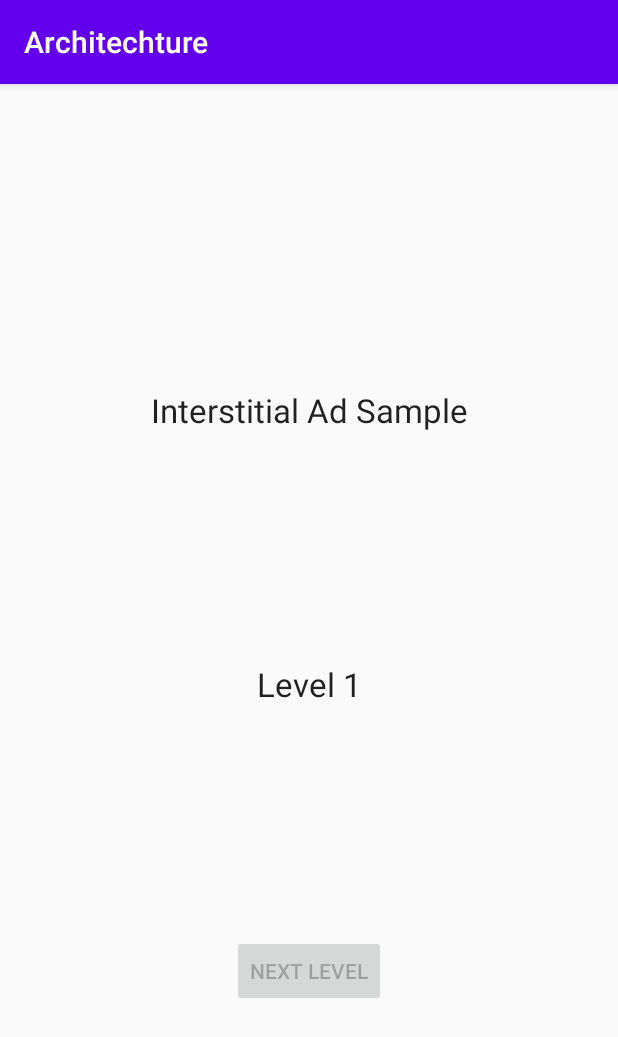
After one commit to imamonster1905/android-clean-architechture, an Android app: the fragment MainFragment shown on its own in the app's theme, on a phone screen of 412 x 824 dp. The commit adds this screen. Shown: the top 1037 px of the screen. Run offline under Robolectric (Android 15) with nearby library versions, the phone set to English and light mode, and no system bars; our stand-ins replace AdMob; 4 statements that could not run were skipped.

Commit message:
create child1 (in feature 1)

```diff
--- a/app/build.gradle
+++ b/app/build.gradle
@@ -38,6 +38,7 @@ dependencies {
     implementation 'androidx.constraintlayout:constraintlayout:1.1.3'
     implementation 'com.google.android.gms:play-services-maps:17.0.0'
     implementation 'androidx.legacy:legacy-support-v4:1.0.0'
+    implementation 'com.google.android.gms:play-services-ads:19.1.0'
     testImplementation 'junit:junit:4.12'
     androidTestImplementation 'androidx.test.ext:junit:1.1.1'
     androidTestImplementation 'androidx.test.espresso:espresso-core:3.2.0'
--- /dev/null
+++ b/app/src/main/java/com/android/architechture/feature1/child1/MainFragment.kt
@@ -0,0 +1,118 @@
+package com.android.architechture.feature1.child1
+
+import com.google.android.gms.ads.AdListener
+import com.google.android.gms.ads.AdRequest
+import com.google.android.gms.ads.InterstitialAd
+
+import androidx.fragment.app.Fragment
+
+import android.os.Bundle
+import android.view.LayoutInflater
+import android.view.ViewGroup
+import android.view.View
+import android.content.Context
+import android.widget.Button
+import android.widget.TextView
+import android.widget.Toast
+import com.android.architechture.R
+
+class MainFragment : Fragment() {
+
+    private var level: Int = 0
+    private var nextLevelButton: Button? = null
+    private var interstitialAd1: InterstitialAd? = null
+    private var levelTextView: TextView? = null
+
+    override fun onCreateView(
+        inflater: LayoutInflater,
+        container: ViewGroup?,
+        savedInstanceState: Bundle?
+    ): View? {
+        return inflater.inflate(R.layout.fragment_main, container, false)
+    }
+
+    override fun onViewCreated(view: View, savedInstanceState: Bundle?) {
+        super.onViewCreated(view, savedInstanceState)
+
+        // Create the next level button, which tries to show an interstitial when clicked.
+        nextLevelButton = view.findViewById(R.id.next_level_button)
+
+        // Create the text view to show the level number.
+        levelTextView = view.findViewById(R.id.level)
+        level = START_LEVEL
+    }
+
+    override fun onDestroy() {
+        super.onDestroy()
+        nextLevelButton = null
+        interstitialAd1 = null
+        levelTextView = null
+    }
+
+    override fun onActivityCreated(savedInstanceState: Bundle?) {
+        super.onActivityCreated(savedInstanceState)
+        val appContext = activity?.applicationContext ?: return
+
+        nextLevelButton?.let {
+            it.isEnabled = false
+            it.setOnClickListener { showInterstitial(appContext) }
+            // Create the InterstitialAd and set the adUnitId (defined in values/strings.xml).
+        }
+        interstitialAd1 = newInterstitialAd(appContext)
+        loadInterstitial()
+        Toast.makeText(appContext, TOAST_TEXT, Toast.LENGTH_LONG).show()
+    }
+
+    private fun newInterstitialAd(context: Context): InterstitialAd {
+        val interstitialAd = InterstitialAd(context)
+        interstitialAd.adUnitId = getString(R.string.interstitial_ad_unit_id)
+        interstitialAd.adListener = object : AdListener() {
+            override fun onAdLoaded() {
+                nextLevelButton?.isEnabled = true
+            }
+
+            override fun onAdFailedToLoad(errorCode: Int) {
+                nextLevelButton?.isEnabled = true
+            }
+
+            override fun onAdClosed() {
+                // Proceed to the next level.
+                goToNextLevel(context)
+            }
+        }
+        return interstitialAd
+    }
+
+    private fun showInterstitial(context: Context) {
+        // Show the ad if it's ready. Otherwise toast and reload the ad.
+        val interstitialAd = interstitialAd1 ?: return
+        if (interstitialAd.isLoaded) {
+            interstitialAd.show()
+        } else {
+            Toast.makeText(context, "Ad did not load", Toast.LENGTH_SHORT).show()
+            goToNextLevel(context)
+        }
+    }
+
+    private fun loadInterstitial() {
+        // Disable the next level button and load the ad.
+        nextLevelButton?.isEnabled = false
+        val adRequest = AdRequest.Builder()
+            .setRequestAgent("android_studio:ad_template").build()
+        interstitialAd1?.loadAd(adRequest)
+    }
+
+    private fun goToNextLevel(context: Context) {
+        // Show the next level and reload the ad to prepare for the level after.
+        levelTextView?.text = context.getString(R.string.level_text, ++level)
+        interstitialAd1 = newInterstitialAd(context)
+        loadInterstitial()
+    }
+
+    companion object {
+        // Remove the below line after defining your own ad unit ID.
+        private const val TOAST_TEXT =
+            "Test ads are being shown. " + "To show live ads, replace the ad unit ID in res/values/strings.xml with your own ad unit ID."
+        private const val START_LEVEL = 1
+    }
+}
--- /dev/null
+++ b/app/src/main/res/layout/fragment_main.xml
@@ -0,0 +1,42 @@
+<?xml version="1.0" encoding="utf-8"?>
+<androidx.constraintlayout.widget.ConstraintLayout xmlns:android="http://schemas.android.com/apk/res/android"
+    xmlns:app="http://schemas.android.com/apk/res-auto"
+    xmlns:tools="http://schemas.android.com/tools"
+    android:layout_width="match_parent"
+    android:layout_height="match_parent"
+    tools:context=".feature1.child1.MainFragment">
+
+    <!-- view for AdMob Interstitial Ad -->
+    <TextView
+        android:id="@+id/app_title"
+        android:layout_width="wrap_content"
+        android:layout_height="wrap_content"
+        android:layout_marginTop="50dp"
+        android:text="@string/interstitial_ad_sample"
+        android:textAppearance="?android:attr/textAppearanceLarge"
+        app:layout_constraintBottom_toTopOf="@id/level"
+        app:layout_constraintEnd_toEndOf="parent"
+        app:layout_constraintStart_toStartOf="parent"
+        app:layout_constraintTop_toTopOf="parent" />
+
+    <TextView
+        android:id="@+id/level"
+        android:layout_width="wrap_content"
+        android:layout_height="wrap_content"
+        android:text="@string/start_level"
+        android:textAppearance="?android:attr/textAppearanceLarge"
+        app:layout_constraintBottom_toTopOf="@id/next_level_button"
+        app:layout_constraintEnd_toEndOf="parent"
+        app:layout_constraintStart_toStartOf="parent"
+        app:layout_constraintTop_toBottomOf="@id/app_title" />
+
+    <Button
+        android:id="@+id/next_level_button"
+        android:layout_width="wrap_content"
+        android:layout_height="wrap_content"
+        android:text="@string/next_level"
+        app:layout_constraintBottom_toBottomOf="parent"
+        app:layout_constraintEnd_toEndOf="parent"
+        app:layout_constraintStart_toStartOf="parent"
+        app:layout_constraintTop_toBottomOf="@id/level" />
+</androidx.constraintlayout.widget.ConstraintLayout>
--- /dev/null
+++ b/app/src/main/res/values/dimens.xml
@@ -0,0 +1,5 @@
+<resources>
+    <!-- Default screen margins, per the Android Design guidelines. -->
+    <dimen name="fragment_horizontal_margin">16dp</dimen>
+    <dimen name="fragment_vertical_margin">16dp</dimen>
+</resources>
--- a/app/src/main/res/values/strings.xml
+++ b/app/src/main/res/values/strings.xml
@@ -76,4 +76,15 @@ Những suy nghĩ khác thường
     <string name="title_activity_fullscreen">FullscreenActivity</string>
     <string name="dummy_button">Dummy Button</string>
     <string name="dummy_content">DUMMY\nCONTENT</string>
+    <string name="action_settings">Settings</string>
+
+    <string name="interstitial_ad_sample">Interstitial Ad Sample</string>
+    <string name="start_level">Level 1</string>
+    <string name="next_level">Next Level</string>
+    <string name="level_text">Level %1$d</string>
+    <!-- -
+        This is an ad unit ID for an interstitial test ad. Replace with your own interstitial ad unit id.
+        For more information, see https://support.google.com/admob/answer/3052638
+    <!- -->
+    <string name="interstitial_ad_unit_id">YOUR_INTERSTITIAL_AD_UNIT_ID</string>
 </resources>
```
Also changed, not shown: app/src/main/AndroidManifest.xml (+13 -1 lines).
